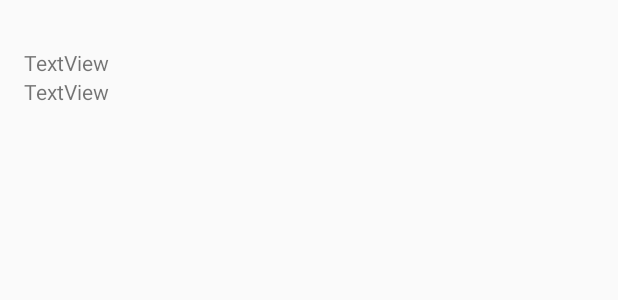
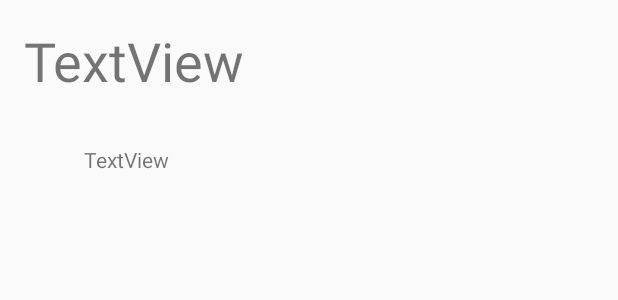
Before and after one commit to ldosse/MyWeatherApp, an Android app: the layout fragment_main.xml on its own in the app's theme, with its tools: preview values and no code run, on a phone screen of 412 x 824 dp. Shown: the top 300 px of the screen. Run offline under Robolectric (Android 15) with nearby library versions, the phone set to English and light mode, and no system bars.

Commit message:
improved design cards

```diff
--- a/app/src/main/java/uk/ac/gcu/myweatherapp/Day.java
+++ b/app/src/main/java/uk/ac/gcu/myweatherapp/Day.java
@@ -4,6 +4,10 @@ import java.util.ArrayList;
 import java.util.Map;
 
 public class Day{
+    public Map<String, String> getDescription() {
+        return description;
+    }
+
     Map<String, String> description;
     String link;
     String day;
--- a/app/src/main/res/layout/activity_main.xml
+++ b/app/src/main/res/layout/activity_main.xml
@@ -17,14 +17,14 @@
 
         <TextView
             android:id="@+id/location_title"
-            android:layout_width="wrap_content"
+            android:layout_width="match_parent"
             android:layout_height="wrap_content"
             android:gravity="center"
             android:textAppearance="@style/TextAppearance.Widget.AppCompat.Toolbar.Title" />
 
         <android.support.design.widget.TabLayout
             android:id="@+id/tabs"
-            android:layout_width="wrap_content"
+            android:layout_width="match_parent"
             android:layout_height="wrap_content"
             android:background="?attr/colorPrimary" />
     </android.support.design.widget.AppBarLayout>
--- a/app/src/main/res/layout/fragment_main.xml
+++ b/app/src/main/res/layout/fragment_main.xml
@@ -8,32 +8,36 @@
     tools:context=".ui.main.PlaceholderFragment">
 
     <TextView
-        android:id="@+id/section_label"
-        android:layout_width="wrap_content"
-        android:layout_height="wrap_content"
-        android:layout_marginTop="@dimen/activity_vertical_margin"
-        app:layout_constraintLeft_toLeftOf="parent"
-        app:layout_constraintTop_toTopOf="@+id/constraintLayout"
-        tools:layout_constraintLeft_creator="1"
-        tools:layout_constraintTop_creator="1" />
-
-    <TextView
-        android:id="@+id/link"
+        android:id="@+id/temperature"
         android:layout_width="wrap_content"
         android:layout_height="wrap_content"
         android:layout_marginStart="16dp"
+        android:layout_marginTop="16dp"
+        android:text="TextView"
+        android:textAllCaps="false"
+        android:textSize="36sp"
+        app:layout_constraintStart_toStartOf="parent"
+        app:layout_constraintTop_toTopOf="parent" />
+
+    <TextView
+        android:id="@+id/brief"
+        android:layout_width="wrap_content"
+        android:layout_height="wrap_content"
+        android:layout_marginStart="56dp"
         android:layout_marginTop="32dp"
         android:text="TextView"
-        app:layout_constraintStart_toStartOf="@id/section_label"
-        app:layout_constraintTop_toTopOf="parent" />
+        android:textSize="14sp"
+        app:layout_constraintStart_toStartOf="parent"
+        app:layout_constraintTop_toBottomOf="@+id/temperature" />
 
     <TextView
         android:id="@+id/description"
         android:layout_width="wrap_content"
-        android:layout_height="wrap_content"
-        android:layout_marginStart="16dp"
+        android:layout_height="5dp"
+        android:layout_marginStart="72dp"
+        android:layout_marginTop="56dp"
         android:text="TextView"
         app:layout_constraintStart_toStartOf="parent"
-        app:layout_constraintTop_toBottomOf="@id/link" />
+        app:layout_constraintTop_toBottomOf="@+id/brief" />
 
 </android.support.constraint.ConstraintLayout>
```
Also changed, not shown: app/src/main/java/uk/ac/gcu/myweatherapp/ui/main/PageViewModel.java (+12 -2 lines), app/src/main/java/uk/ac/gcu/myweatherapp/ui/main/PlaceholderFragment.java (+10 -3 lines).
